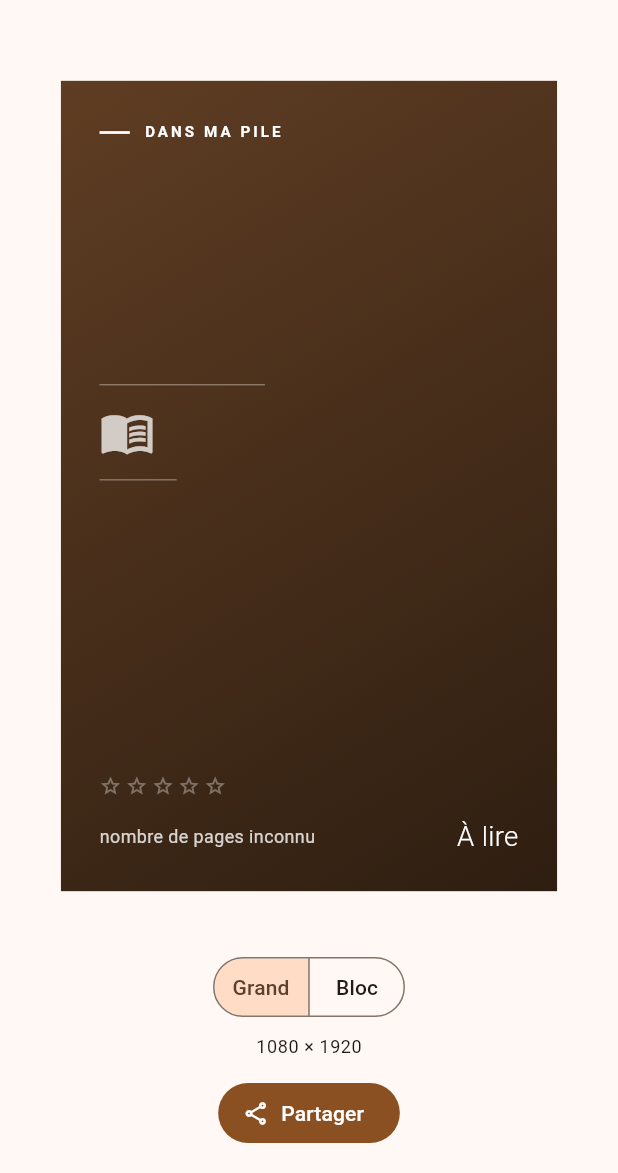
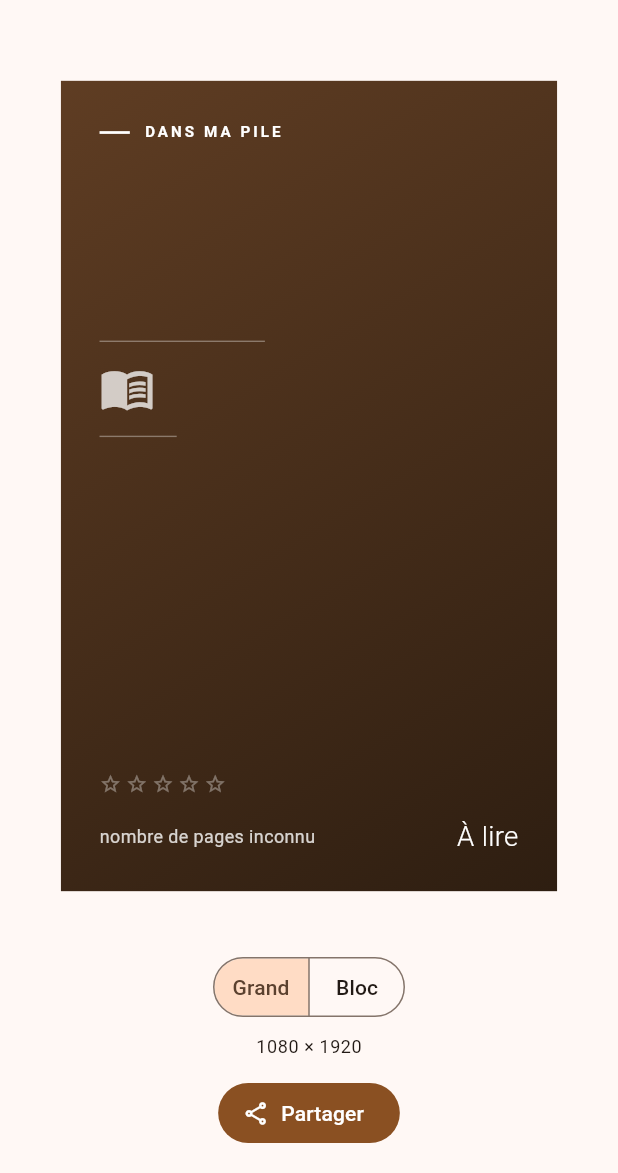
Before and after one commit to BenjaminGott/MyBookmark, a Flutter app: the ShareProgressScreen screen opened directly with empty values, on a phone screen of 412 x 824 dp, the part 63-1236 px from its top. Run offline on Flutter 3.47's test engine with Material 3 defaults, Android fonts, the phone set to English and light mode, and no system bars; our stand-ins replace cached_network_image, drift, drift_flutter, file_picker, flutter_riverpod, palette_generator and 2 more; missing offline and left inert: sqlite3; accounts and stored records are empty; generated files the repository leaves out were written again.

Commit message:
Rend au grand format son filet fin et son grand chiffre
Retour à la composition d'origine pour le format « Grand », qui était plus
aérée : barre fine de 6 points, pourcentage en grand chiffre maigre à droite de
la ligne de pages, et espacements d'origine. Le format « Bloc » garde sa barre
épaisse avec le pourcentage dedans — il n'a pas la hauteur d'un grand chiffre
à part.

Les deux styles de barre sont désormais explicites (`_BarStyle.slim` et
`.thick`) plutôt qu'une simple hauteur, et la portion lue est posée de la même
façon dans les deux : en `Positioned` aux bords fixés, pour qu'elle peigne
réellement.

208 tests au vert, `flutter analyze` sans avertissement.

Co-Authored-By: Claude Opus 5 <noreply@anthropic.com>

```diff
--- a/lib/ui/share/progress_share_card.dart
+++ b/lib/ui/share/progress_share_card.dart
@@ -121,19 +121,19 @@ class _LargeLayout extends StatelessWidget {
         crossAxisAlignment: CrossAxisAlignment.start,
         children: <Widget>[
           _Kicker(item: item, palette: palette),
-          const Spacer(flex: 3),
+          const Spacer(),
           if (cover != null)
             _Cover(cover: cover!, width: 152, height: 228)
           else
             _NoCoverMark(palette: palette),
-          const SizedBox(height: 26),
+          const SizedBox(height: 28),
           _Title(item: item, palette: palette, size: cover == null ? 38 : 27),
-          const Spacer(flex: 2),
+          const Spacer(),
           if (item.currentEntry.rating != null) ...<Widget>[
             _Stars(rating: item.currentEntry.rating!, palette: palette),
-            const SizedBox(height: 18),
+            const SizedBox(height: 20),
           ],
-          _ProgressBlock(item: item, palette: palette, barHeight: 28),
+          _ProgressBlock(item: item, palette: palette, style: _BarStyle.slim),
         ],
       ),
     );
@@ -194,7 +194,7 @@ class _CompactLayout extends StatelessWidget {
             ),
           ),
           const SizedBox(height: 16),
-          _ProgressBlock(item: item, palette: palette, barHeight: 24),
+          _ProgressBlock(item: item, palette: palette, style: _BarStyle.thick),
         ],
       ),
     );
@@ -384,17 +384,28 @@ class _Stars extends StatelessWidget {
   }
 }
 
+/// Les deux traitements de la barre de progression.
+enum _BarStyle {
+  /// Filet fin, pourcentage en grand chiffre à côté. Le grand format a la
+  /// hauteur nécessaire pour ce traitement aéré.
+  slim,
+
+  /// Barre épaisse, pourcentage logé dedans. Le bloc n'a pas la place d'un
+  /// grand chiffre à part.
+  thick,
+}
+
 /// La barre de progression et la ligne de pages qui l'accompagne.
 class _ProgressBlock extends StatelessWidget {
   const _ProgressBlock({
     required this.item,
     required this.palette,
-    required this.barHeight,
+    required this.style,
   });
 
   final LibraryItem item;
   final ProgressCardPalette palette;
-  final double barHeight;
+  final _BarStyle style;
 
   @override
   Widget build(BuildContext context) {
@@ -436,12 +447,7 @@ class _ProgressBlock extends StatelessWidget {
       );
     }
 
-    return Column(
-      crossAxisAlignment: CrossAxisAlignment.start,
-      children: <Widget>[
-        _ProgressBar(percent: percent, palette: palette, height: barHeight),
-        const SizedBox(height: 10),
-        Text(
+    final pages = Text(
       'page $page sur $pageCount',
       maxLines: 1,
       overflow: TextOverflow.ellipsis,
@@ -450,8 +456,101 @@ class _ProgressBlock extends StatelessWidget {
         fontSize: 13,
         letterSpacing: 0.3,
       ),
+    );
+
+    return switch (style) {
+      _BarStyle.thick => Column(
+          crossAxisAlignment: CrossAxisAlignment.start,
+          children: <Widget>[
+            _ThickBar(percent: percent, palette: palette, height: 24),
+            const SizedBox(height: 10),
+            pages,
+          ],
+        ),
+      _BarStyle.slim => Column(
+          crossAxisAlignment: CrossAxisAlignment.start,
+          children: <Widget>[
+            _SlimBar(percent: percent, palette: palette),
+            const SizedBox(height: 14),
+            Row(
+              crossAxisAlignment: CrossAxisAlignment.end,
+              children: <Widget>[
+                Expanded(child: pages),
+                Text(
+                  '$percent',
+                  key: const Key('progress-label'),
+                  style: TextStyle(
+                    color: palette.foreground,
+                    fontSize: 40,
+                    fontWeight: FontWeight.w300,
+                    height: 0.92,
+                    letterSpacing: -1.5,
+                  ),
+                ),
+                Padding(
+                  padding: const EdgeInsets.only(left: 3, bottom: 4),
+                  child: Text(
+                    '%',
+                    style: TextStyle(
+                      color: palette.foreground.withValues(alpha: 0.8),
+                      fontSize: 15,
+                    ),
+                  ),
                 ),
               ],
+            ),
+          ],
+        ),
+    };
+  }
+}
+
+/// Un filet fin : le rail sur toute la largeur, la portion lue par-dessus.
+class _SlimBar extends StatelessWidget {
+  const _SlimBar({required this.percent, required this.palette});
+
+  static const double _height = 6;
+
+  final int percent;
+  final ProgressCardPalette palette;
+
+  @override
+  Widget build(BuildContext context) {
+    final fraction = (percent / 100).clamp(0.0, 1.0);
+
+    return LayoutBuilder(
+      builder: (context, constraints) {
+        return SizedBox(
+          height: _height,
+          child: Stack(
+            children: <Widget>[
+              DecoratedBox(
+                key: const Key('progress-track'),
+                decoration: BoxDecoration(
+                  color: palette.foreground.withValues(alpha: 0.18),
+                  borderRadius: BorderRadius.circular(_height / 2),
+                ),
+                child: const SizedBox.expand(),
+              ),
+              // Haut et bas fixés : un `DecoratedBox` sans enfant serait sinon
+              // haut de zéro et la portion lue ne peindrait rien.
+              Positioned(
+                left: 0,
+                top: 0,
+                bottom: 0,
+                width: constraints.maxWidth * fraction,
+                child: DecoratedBox(
+                  key: const Key('progress-fill'),
+                  decoration: BoxDecoration(
+                    color: palette.accent,
+                    borderRadius: BorderRadius.circular(_height / 2),
+                  ),
+                ),
+              ),
+            ],
+          ),
+        );
+      },
     );
   }
 }
@@ -461,8 +560,8 @@ class _ProgressBlock extends StatelessWidget {
 /// Le chiffre se loge dans la portion lue tant qu'elle est assez large ; en
 /// deçà il passe juste à côté, sur le rail. Sans cette bascule, un livre à 3 %
 /// afficherait un pourcentage illisible, écrasé dans quelques pixels.
-class _ProgressBar extends StatelessWidget {
-  const _ProgressBar({
+class _ThickBar extends StatelessWidget {
+  const _ThickBar({
     required this.percent,
     required this.palette,
     required this.height,
```
Also changed, not shown: 1 other file. Lines whose indentation alone changed are shown as unchanged.
